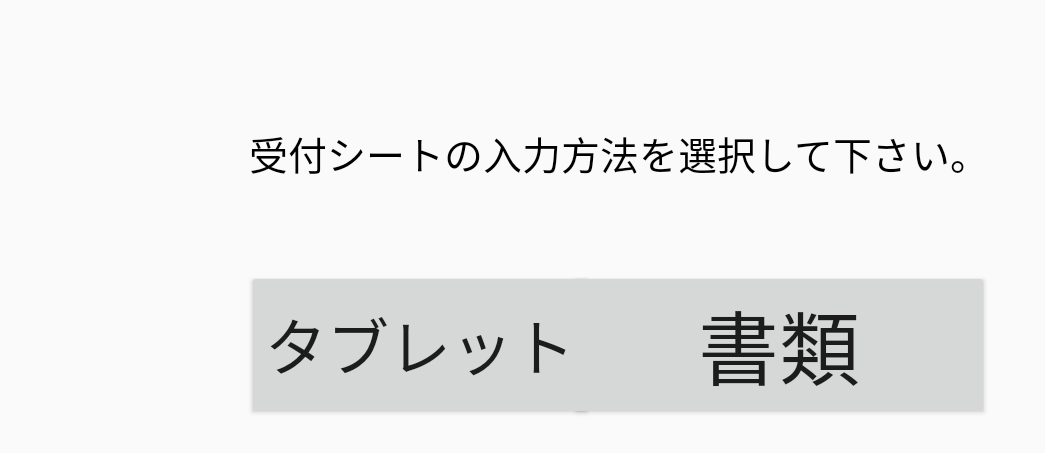
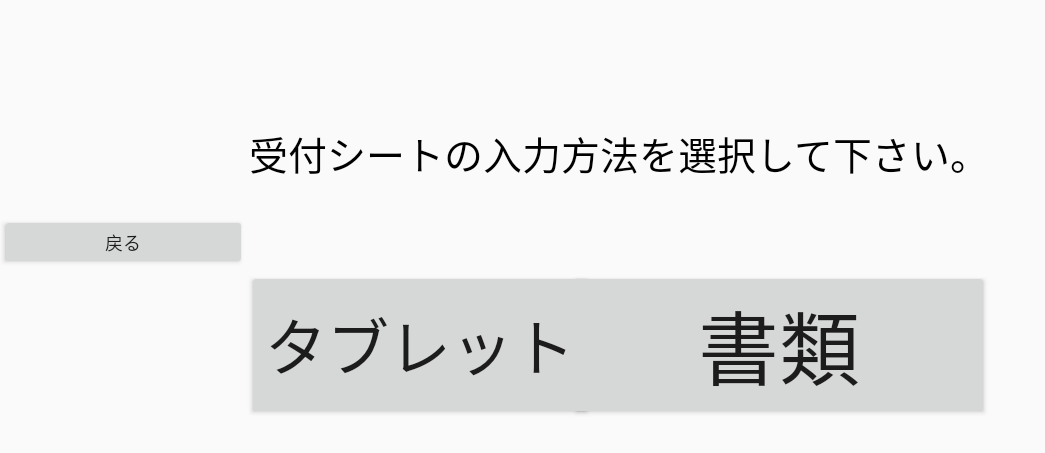
Before and after one commit to KawashimaRyutaro/Dokatsuke, an Android app: the selectActivity screen opened directly, with no data from a screen before it, on a phone screen of 824 x 412 dp (held sideways). Shown: the top 453 px of the screen, without its empty margins (0-1045 px from the left). Run offline under Robolectric (Android 15) with nearby library versions, the phone set to English and light mode, and no system bars.

Commit message:
戻るボタン追加

```diff
--- a/app/src/main/res/layout/activity_select.xml
+++ b/app/src/main/res/layout/activity_select.xml
@@ -5,6 +5,20 @@
     xmlns:tools="http://schemas.android.com/tools"
     android:layout_width="match_parent"
     android:layout_height="match_parent">
+
+    <Button
+        android:id="@+id/戻る2"
+        android:layout_width="0dp"
+        android:layout_height="0dp"
+        android:autoSizeTextType="uniform"
+        android:maxLines="1"
+        android:text="戻る"
+        app:layout_constraintBottom_toTopOf="@+id/horizontal_guideline_B3"
+        app:layout_constraintEnd_toStartOf="@+id/vertical_guideline_B1"
+        app:layout_constraintHorizontal_bias="1.0"
+        app:layout_constraintStart_toStartOf="@+id/vertical_guideline_B0"
+        app:layout_constraintTop_toTopOf="@+id/horizontal_guideline_B2"
+        app:layout_constraintVertical_bias="1.0" />
 
     <android.support.constraint.Guideline
         android:id="@+id/horizontal_guideline_B1"
@@ -34,6 +48,12 @@
         android:orientation="horizontal"
         app:layout_constraintGuide_begin="280dp" />
 
+    <android.support.constraint.Guideline
+        android:id="@+id/vertical_guideline_B0"
+        android:layout_width="wrap_content"
+        android:layout_height="wrap_content"
+        android:orientation="vertical"
+        app:layout_constraintGuide_percent="0.0" />
 
     <android.support.constraint.Guideline
         android:id="@+id/vertical_guideline_B1"
```
